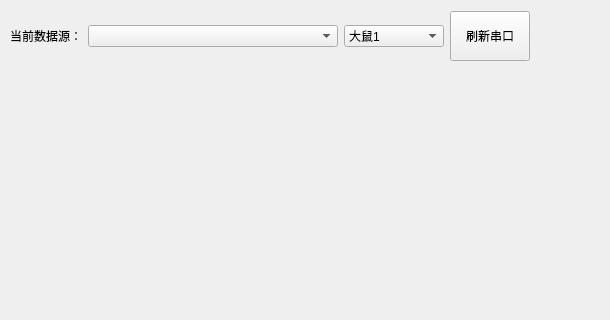
First picture: the form in ui/tab2.ui, repository 2950067210dqy/pyqt6_project, before the edit; both pictures show x 0 to 610 and y 0 to 320 of the 929 by 592 pixel window.
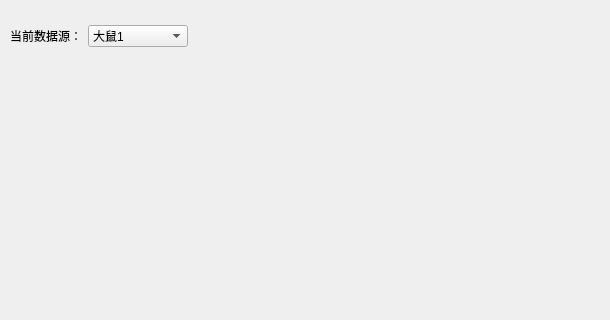
Second picture: the form after the edit.

```diff
--- a/ui/tab2.ui
+++ b/ui/tab2.ui
@@ -42,16 +42,6 @@
        </property>
       </widget>
      </item>
-     <item>
-      <widget class="QComboBox" name="tab_2_port_combox">
-       <property name="minimumSize">
-        <size>
-         <width>250</width>
-         <height>0</height>
-        </size>
-       </property>
-      </widget>
-     </item>
      <item>
       <widget class="QComboBox" name="tab_2_mouse_cage_combox">
        <property name="minimumSize">
@@ -79,19 +69,6 @@
        </item>
       </widget>
      </item>
-     <item>
-      <widget class="QPushButton" name="tab_2_refresh_port_btn">
-       <property name="minimumSize">
-        <size>
-         <width>0</width>
-         <height>50</height>
-        </size>
-       </property>
-       <property name="text">
-        <string>刷新串口</string>
-       </property>
-      </widget>
-     </item>
      <item>
       <spacer name="top_layout_spacer">
        <property name="orientation">
```
